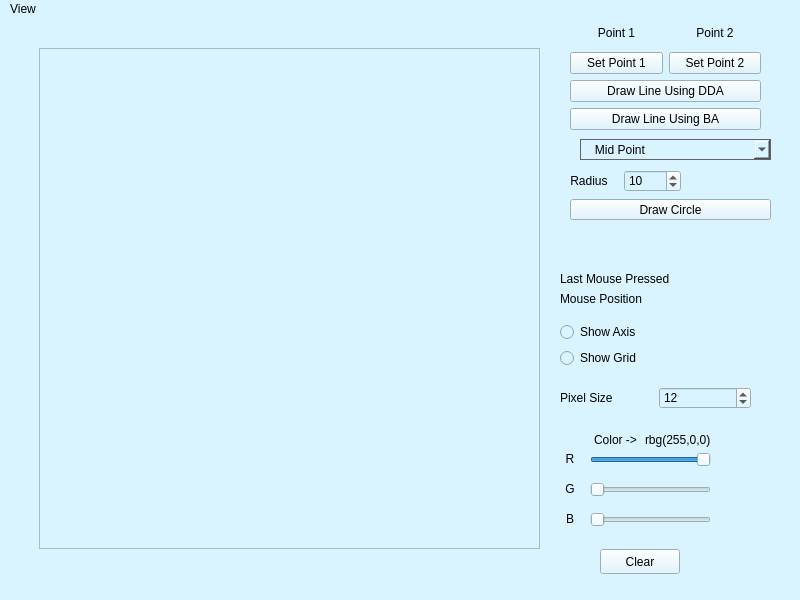
Before: the Qt Designer form Computer Graphics/Arko/mainwindow.ui in CubixPro/BCSE-III-Assignments, drawn with Qt 5.
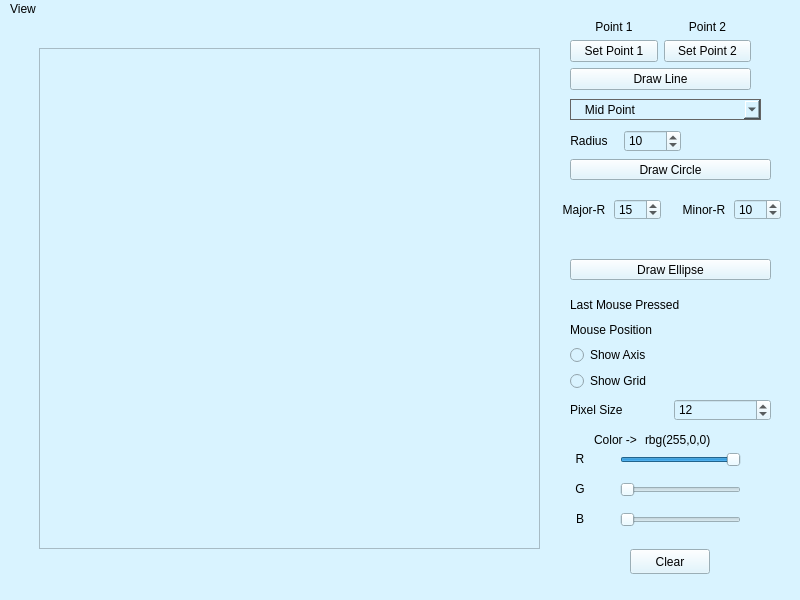
After: the same form once the commit is applied. Custom widgets are drawn as their Qt base class.

Commit message: Added Graphics-ellipse

Diff of the .ui file:
```diff
--- a/Computer Graphics/Arko/mainwindow.ui
+++ b/Computer Graphics/Arko/mainwindow.ui
@@ -36,10 +36,10 @@
    <widget class="QWidget" name="layoutWidget">
     <property name="geometry">
      <rect>
-      <x>560</x>
-      <y>270</y>
-      <width>189</width>
-      <height>19</height>
+      <x>570</x>
+      <y>300</y>
+      <width>201</width>
+      <height>21</height>
      </rect>
     </property>
     <layout class="QHBoxLayout" name="horizontalLayout_2">
@@ -62,10 +62,10 @@
    <widget class="QWidget" name="layoutWidget">
     <property name="geometry">
      <rect>
-      <x>560</x>
-      <y>290</y>
-      <width>191</width>
-      <height>115</height>
+      <x>570</x>
+      <y>324</y>
+      <width>201</width>
+      <height>81</height>
      </rect>
     </property>
     <layout class="QVBoxLayout" name="verticalLayout_2">
@@ -121,8 +121,8 @@
      <rect>
       <x>570</x>
       <y>0</y>
-      <width>191</width>
-      <height>111</height>
+      <width>181</width>
+      <height>71</height>
      </rect>
     </property>
     <layout class="QVBoxLayout" name="verticalLayout_6">
@@ -185,14 +185,7 @@
      <item>
       <widget class="QPushButton" name="pushButton_3">
        <property name="text">
-        <string>Draw Line Using DDA</string>
-       </property>
-      </widget>
-     </item>
-     <item>
-      <widget class="QPushButton" name="pushButton_4">
-       <property name="text">
-        <string>Draw Line Using BA</string>
+        <string>Draw Line</string>
        </property>
       </widget>
      </item>
@@ -201,7 +194,7 @@
    <widget class="QPushButton" name="pushButton_5">
     <property name="geometry">
      <rect>
-      <x>600</x>
+      <x>630</x>
       <y>530</y>
       <width>80</width>
       <height>25</height>
@@ -214,10 +207,10 @@
    <widget class="QWidget" name="horizontalLayoutWidget">
     <property name="geometry">
      <rect>
-      <x>560</x>
-      <y>250</y>
-      <width>191</width>
-      <height>20</height>
+      <x>570</x>
+      <y>275</y>
+      <width>201</width>
+      <height>21</height>
      </rect>
     </property>
     <layout class="QHBoxLayout" name="horizontalLayout_6">
@@ -240,8 +233,8 @@
    <widget class="QComboBox" name="comboBox">
     <property name="geometry">
      <rect>
-      <x>580</x>
-      <y>120</y>
+      <x>570</x>
+      <y>80</y>
       <width>191</width>
       <height>21</height>
      </rect>
@@ -288,7 +281,7 @@
     <property name="geometry">
      <rect>
       <x>570</x>
-      <y>180</y>
+      <y>140</y>
       <width>201</width>
       <height>21</height>
      </rect>
@@ -301,7 +294,7 @@
     <property name="geometry">
      <rect>
       <x>560</x>
-      <y>150</y>
+      <y>110</y>
       <width>121</width>
       <height>24</height>
      </rect>
@@ -330,7 +323,7 @@
     <property name="geometry">
      <rect>
       <x>690</x>
-      <y>152</y>
+      <y>110</y>
       <width>91</width>
       <height>20</height>
      </rect>
@@ -351,7 +344,7 @@
    <widget class="QSlider" name="rSlider">
     <property name="geometry">
      <rect>
-      <x>590</x>
+      <x>620</x>
       <y>430</y>
       <width>121</width>
       <height>21</height>
@@ -389,7 +382,7 @@
    <widget class="QSlider" name="gSlider">
     <property name="geometry">
      <rect>
-      <x>590</x>
+      <x>620</x>
       <y>460</y>
       <width>121</width>
       <height>21</height>
@@ -408,7 +401,7 @@
    <widget class="QSlider" name="bSlider">
     <property name="geometry">
      <rect>
-      <x>590</x>
+      <x>620</x>
       <y>490</y>
       <width>121</width>
       <height>21</height>
@@ -427,7 +420,7 @@
    <widget class="QLabel" name="label_3">
     <property name="geometry">
      <rect>
-      <x>560</x>
+      <x>570</x>
       <y>430</y>
       <width>20</width>
       <height>20</height>
@@ -443,7 +436,7 @@
    <widget class="QLabel" name="label_7">
     <property name="geometry">
      <rect>
-      <x>560</x>
+      <x>570</x>
       <y>460</y>
       <width>20</width>
       <height>20</height>
@@ -459,7 +452,7 @@
    <widget class="QLabel" name="label_8">
     <property name="geometry">
      <rect>
-      <x>560</x>
+      <x>570</x>
       <y>490</y>
       <width>20</width>
       <height>20</height>
@@ -485,6 +478,99 @@
      <string>rbg(255,0,0)</string>
     </property>
    </widget>
+   <widget class="QWidget" name="horizontalLayoutWidget_4">
+    <property name="geometry">
+     <rect>
+      <x>560</x>
+      <y>180</y>
+      <width>101</width>
+      <height>21</height>
+     </rect>
+    </property>
+    <layout class="QHBoxLayout" name="horizontalLayout">
+     <item>
+      <widget class="QLabel" name="label_9">
+       <property name="text">
+        <string>Major-R</string>
+       </property>
+       <property name="alignment">
+        <set>Qt::AlignCenter</set>
+       </property>
+      </widget>
+     </item>
+     <item>
+      <widget class="QSpinBox" name="major">
+       <property name="value">
+        <number>15</number>
+       </property>
+      </widget>
+     </item>
+    </layout>
+   </widget>
+   <widget class="QWidget" name="horizontalLayoutWidget_5">
+    <property name="geometry">
+     <rect>
+      <x>680</x>
+      <y>180</y>
+      <width>101</width>
+      <height>21</height>
+     </rect>
+    </property>
+    <layout class="QHBoxLayout" name="horizontalLayout_7">
+     <item>
+      <widget class="QLabel" name="label_10">
+       <property name="text">
+        <string>Minor-R</string>
+       </property>
+       <property name="alignment">
+        <set>Qt::AlignCenter</set>
+       </property>
+      </widget>
+     </item>
+     <item>
+      <widget class="QSpinBox" name="minor">
+       <property name="value">
+        <number>10</number>
+       </property>
+      </widget>
+     </item>
+    </layout>
+   </widget>
+   <widget class="QWidget" name="horizontalLayoutWidget_6">
+    <property name="geometry">
+     <rect>
+      <x>590</x>
+      <y>210</y>
+      <width>171</width>
+      <height>21</height>
+     </rect>
+    </property>
+    <layout class="QHBoxLayout" name="horizontalLayout_10">
+     <item>
+      <widget class="QLabel" name="center_2">
+       <property name="text">
+        <string/>
+       </property>
+       <property name="alignment">
+        <set>Qt::AlignCenter</set>
+       </property>
+      </widget>
+     </item>
+    </layout>
+   </widget>
+   <widget class="QPushButton" name="pushButton_7">
+    <property name="geometry">
+     <rect>
+      <x>570</x>
+      <y>240</y>
+      <width>201</width>
+      <height>21</height>
+     </rect>
+    </property>
+    <property name="text">
+     <string>Draw Ellipse</string>
+    </property>
+   </widget>
   </widget>
   <widget class="QMenuBar" name="menubar">
    <property name="geometry">
```
The commit also changes 7 other files.
